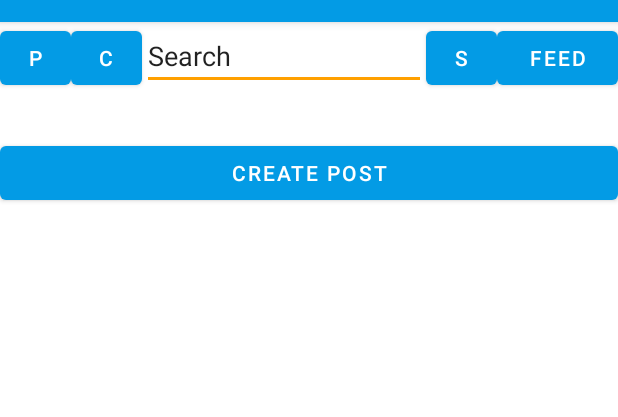
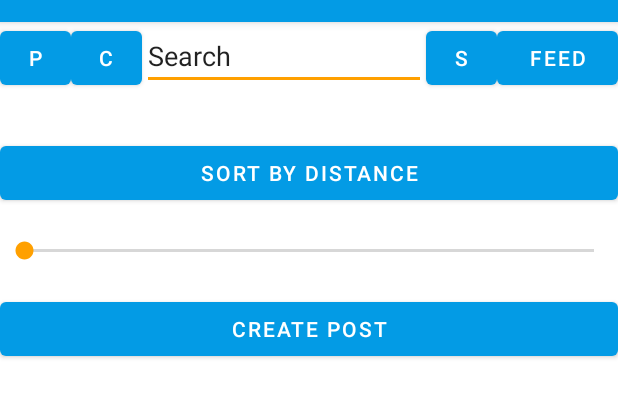
Before and after one commit to CS591STAR/MarketPlace, an Android app: the screen it shows after launch once a user with an empty profile is signed in (MainActivity), on a phone screen of 412 x 824 dp, the part 62-479 px from its top. Run offline under Robolectric (Android 15) with nearby library versions, the phone set to English and light mode, and no system bars; our stand-ins replace CircleImageView, Firebase (no records; nobody signed in at launch, a user with empty details on screens opened directly); pictures from the network do not load; 2 statements that could not run were skipped.

Commit message:
add seek bar, log tracks values properly

```diff
--- a/app/src/main/java/com/example/marketplace/ItemPostForm.java
+++ b/app/src/main/java/com/example/marketplace/ItemPostForm.java
@@ -176,10 +176,6 @@ public class ItemPostForm extends Fragment {
                     currentTime = date.getTime();
                 }
 
-                Post newPost = new Post(itemNameTxt.getText().toString(), Integer.parseInt(String.valueOf(itemAskingPriceTxt.getText())),
-                        Integer.parseInt(String.valueOf(itemZipcodeTxt.getText())), mUsername, ItemCategoryDropdown.getSelectedItem().toString(), ItemConditionDropDown.getSelectedItem().toString(), currentTime, postDescriptionText.getText().toString());
-
-
                 writeNewPost(itemNameTxt.getText().toString(), Integer.parseInt(String.valueOf(itemAskingPriceTxt.getText())),
                         Integer.parseInt(String.valueOf(itemZipcodeTxt.getText())), mUsername, ItemCategoryDropdown.getSelectedItem().toString(),
                         ItemConditionDropDown.getSelectedItem().toString(), currentTime,
--- a/app/src/main/java/com/example/marketplace/MainActivity.java
+++ b/app/src/main/java/com/example/marketplace/MainActivity.java
@@ -69,6 +69,7 @@ public class MainActivity extends AppCompatActivity implements NavBarFragment.Na
 
     }
 
+
     @Override
     public void openFeed() {
 
--- a/app/src/main/java/com/example/marketplace/MarketFeed.java
+++ b/app/src/main/java/com/example/marketplace/MarketFeed.java
@@ -14,6 +14,7 @@ import android.widget.Button;
 
 import android.widget.ImageView;
 import android.widget.ListView;
+import android.widget.SeekBar;
 import android.widget.TextView;
 
 
@@ -49,6 +50,8 @@ public class MarketFeed extends Fragment {
 
     Button btnCreatePost;
     ListView feedListView;
+    SeekBar distanceSeekBar;
+    Button filterByDistanceBtn;
     SharedPreferences sharedPref;
 
     private DatabaseReference mDatabase;
@@ -97,6 +100,35 @@ public class MarketFeed extends Fragment {
         recyclerView.addItemDecoration(new DividerItemDecoration(view.getContext(),LinearLayoutManager.VERTICAL));
         recyclerView.setItemAnimator(new DefaultItemAnimator());
         recyclerView.setAdapter(postListAdapter); // set the adapter to the recycler view
+        filterByDistanceBtn = view.findViewById(R.id.filterByDistanceBtn);
+        distanceSeekBar = view.findViewById(R.id.distanceSeekBar);
+        // give the seek bar a max value of 5 miles
+        distanceSeekBar.setMax(5);
+
+        filterByDistanceBtn.setOnClickListener(new View.OnClickListener() {
+            @Override
+            public void onClick(View view) {
+                distanceSeekBar.setVisibility(View.VISIBLE);
+            }
+        });
+
+        distanceSeekBar.setOnSeekBarChangeListener(new SeekBar.OnSeekBarChangeListener() {
+            @Override
+            public void onProgressChanged(SeekBar seekBar, int i, boolean b) {
+
+            }
+
+            @Override
+            public void onStartTrackingTouch(SeekBar seekBar) {
+
+            }
+
+            @Override
+            public void onStopTrackingTouch(SeekBar seekBar) {
+                double miles = distanceSeekBar.getProgress();
+                Log.d("distance", String.valueOf(miles));
+            }
+        });
 
 
         btnCreatePost.setOnClickListener(new View.OnClickListener() {
@@ -125,14 +157,6 @@ public class MarketFeed extends Fragment {
                         String itemName = (String) snap.child("itemName").getValue();
 
                         long itemPostTime = (long) snap.child("itemPostTime").getValue();
-
-//                        SimpleDateFormat formatter = new SimpleDateFormat("dd-MMM-yyyy HH:mm:ss");
-//                        Date itemPostTime = null;
-//                        try {
-//                            itemPostTime = formatter.parse(snap.child("itemPostTime").getValue().toString());
-//                        } catch (ParseException e) {
-//                            e.printStackTrace();
-//                        }
 
                         String sellerID = (String) snap.child("sellerID").getValue();
                         long zipcode = (long) snap.child("zipcode").getValue();
--- a/app/src/main/java/com/example/marketplace/NavBarFragment.java
+++ b/app/src/main/java/com/example/marketplace/NavBarFragment.java
@@ -56,7 +56,7 @@ public class NavBarFragment extends Fragment {
         btnProfile = view.findViewById(R.id.btnProfile);
         btnChat = view.findViewById(R.id.btnChat);
         txtSearch = view.findViewById(R.id.txtSearch);
-        btnSearch = view.findViewById(R.id.btnSearch);
+        btnSearch = view.findViewById(R.id.btnSort);
         btnFeed = view.findViewById(R.id.btnFeed);
 
         btnProfile.setOnClickListener(new View.OnClickListener() {
--- a/app/src/main/res/layout/feed_layout.xml
+++ b/app/src/main/res/layout/feed_layout.xml
@@ -1,8 +1,21 @@
 <?xml version="1.0" encoding="utf-8"?>
 <LinearLayout xmlns:android="http://schemas.android.com/apk/res/android"
+    xmlns:tools="http://schemas.android.com/tools"
     android:layout_width="match_parent"
     android:layout_height="match_parent"
     android:orientation="vertical">
+
+    <Button
+        android:id="@+id/filterByDistanceBtn"
+        android:layout_width="match_parent"
+        android:layout_height="wrap_content"
+        android:text="Sort By Distance" />
+
+    <SeekBar
+        android:id="@+id/distanceSeekBar"
+        android:layout_width="match_parent"
+        android:layout_height="56dp"
+        tools:visibility="invisible" />
 
     <Button
         android:id="@+id/btnCreatePost"
--- a/app/src/main/res/layout/fragment_nav_bar.xml
+++ b/app/src/main/res/layout/fragment_nav_bar.xml
@@ -29,7 +29,7 @@
         android:text="@string/Search_Line" />
 
     <Button
-        android:id="@+id/btnSearch"
+        android:id="@+id/btnSort"
         android:layout_width="0dp"
         android:layout_height="wrap_content"
         android:layout_weight="1"
```
Also changed, not shown: app/src/main/java/com/example/marketplace/ZipCodeAPI.java (deleted, +0 -102 lines), app/src/main/res/layout/zipcodeapi.xml (deleted, +0 -63 lines).
